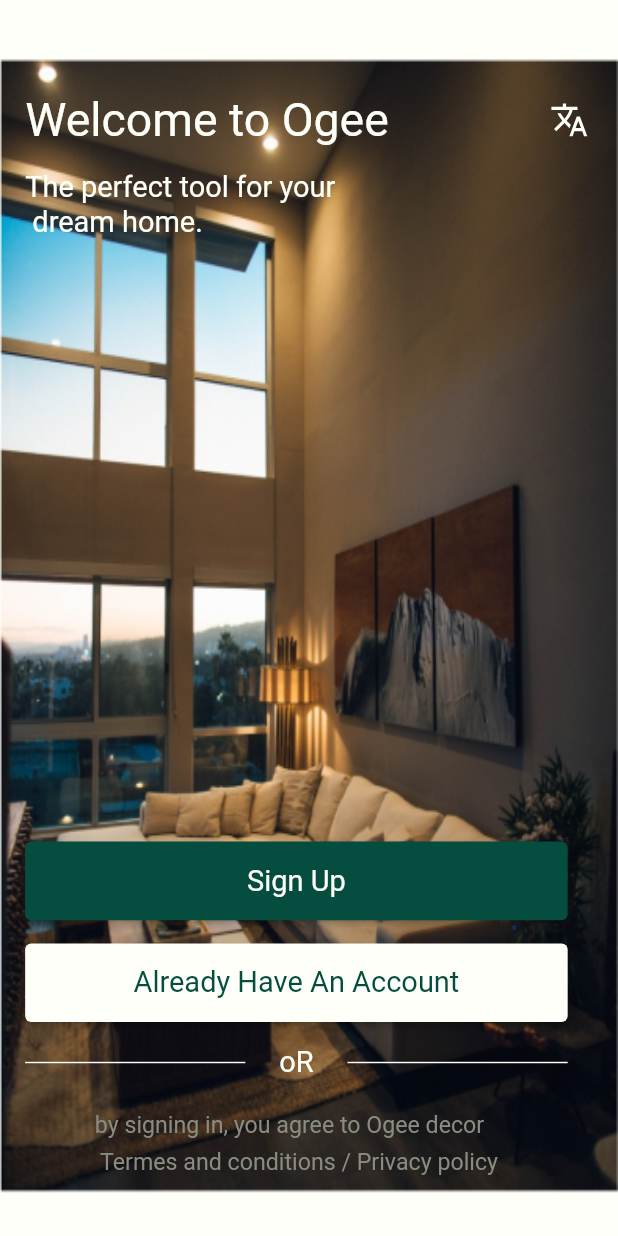
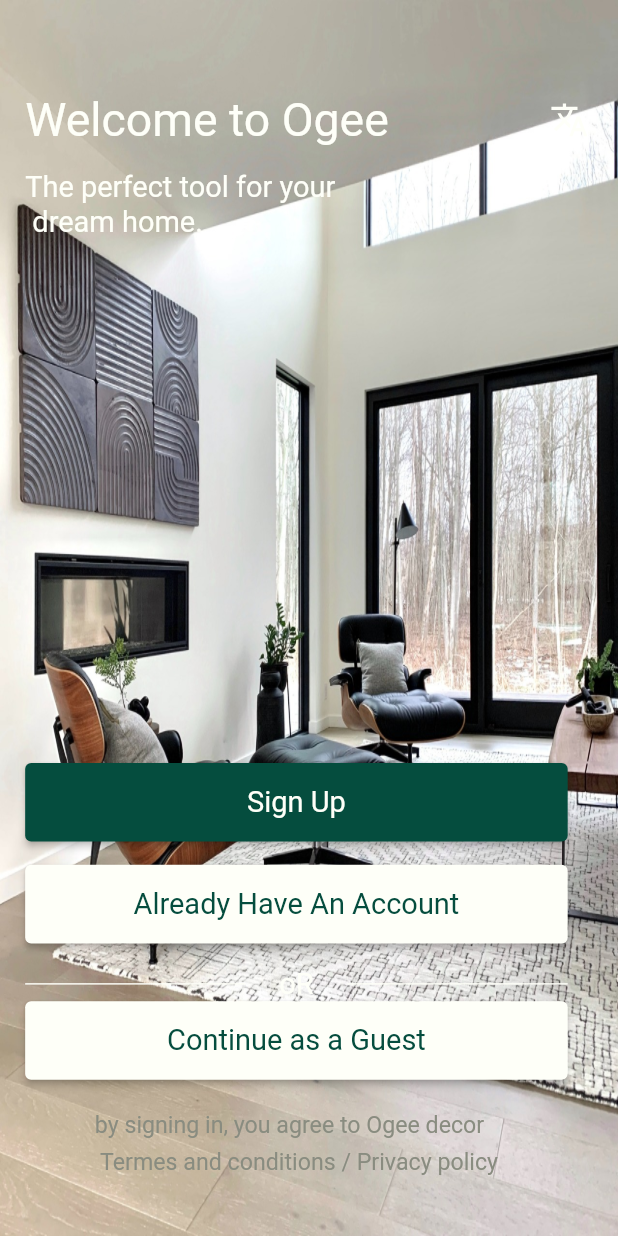
Before and after one commit to mohammed932/flutter_base, a Flutter app: the screen it shows after launch, on a phone screen of 412 x 824 dp. Run offline on Flutter 3.47's test engine with Material 2 defaults, Android fonts, the phone set to English and light mode, and no system bars; our stand-ins replace auto_route, bloc, dartz, dio, easy_localization, equatable and 10 more.

Commit message:
dd guest button in onborading

```diff
--- a/lib/core/constants/app_images.dart
+++ b/lib/core/constants/app_images.dart
@@ -7,7 +7,7 @@ class AppImages {
   static const String darkLogo = "${imagesPath}darkLogo.png";
   static const String logo = "${imagesPath}logo.png";
   static const String splashVector = "${imagesPath}splashVector.png";
-  static const String onbordingImagI = "${imagesPath}onbordingImagI.png";
-  static const String onbordingImagII = "${imagesPath}onbordingImagII.png";
-  static const String onbordingImagIII = "${imagesPath}onbordingImagIII.png";
+  //static const String onbordingImagI = "${imagesPath}onbordingImagI.png";
+  static const String onbordingImagII = "${imagesPath}onbordingImagII.jpg";
+  static const String onbordingImagIII = "${imagesPath}onbordingImagIII.jpg";
 }
--- a/lib/features/authentication/authentication.module.dart
+++ b/lib/features/authentication/authentication.module.dart
@@ -27,6 +27,6 @@ abstract class AuthDiModule {
   BaseUseCase<User, LoginParams> get getLoginUsecase =>
       LoginUsecase(repository: baseAuthRepository);
   // Bloc
-  @lazySingleton
+  @injectable
   ILoginBloc get loginBloc => LoginBloc(loginUsecase: getLoginUsecase);
 }
--- a/lib/features/authentication/presentation/screens/signup/signup_screen.dart
+++ b/lib/features/authentication/presentation/screens/signup/signup_screen.dart
@@ -15,7 +15,7 @@ class SignupScreen extends StatelessWidget {
           vertical: 24.h,
           horizontal: 16.w,
         ),
-        child: Column(
+        child: ListView(
           children: [
             AppTextFormField(
               labelText: LocaleKeys.user_name,
--- a/lib/features/onbording/presentation/screens/onbording/onborading_screen.dart
+++ b/lib/features/onbording/presentation/screens/onbording/onborading_screen.dart
@@ -66,6 +66,17 @@ class OnBordingScreen extends StatelessWidget {
               ),
               Gap(16.h),
               ScreenSeparator(),
+              AppButton.basic(
+                onTap: () {
+                  context.router.push(SignupRoute());
+                },
+                title: tr(LocaleKeys.continue_guest),
+                appButtonConfig: AppButtonConfig(
+                  padding: EdgeInsets.all(10),
+                  backgroundColor: AppColors.offWhite2,
+                  textStyle: AppTextStyle.primaryGreenW400F20,
+                ),
+              ),
               Gap(16.h),
               PrivacyWarning(),
             ],
```
Also changed, not shown: assets/images/onbordingImagII.jpg (added), assets/images/onbordingImagII.png (deleted), assets/images/onbordingImagIII.jpg (added), assets/images/onbordingImagIII.png (deleted), lib/injection.config.dart.
